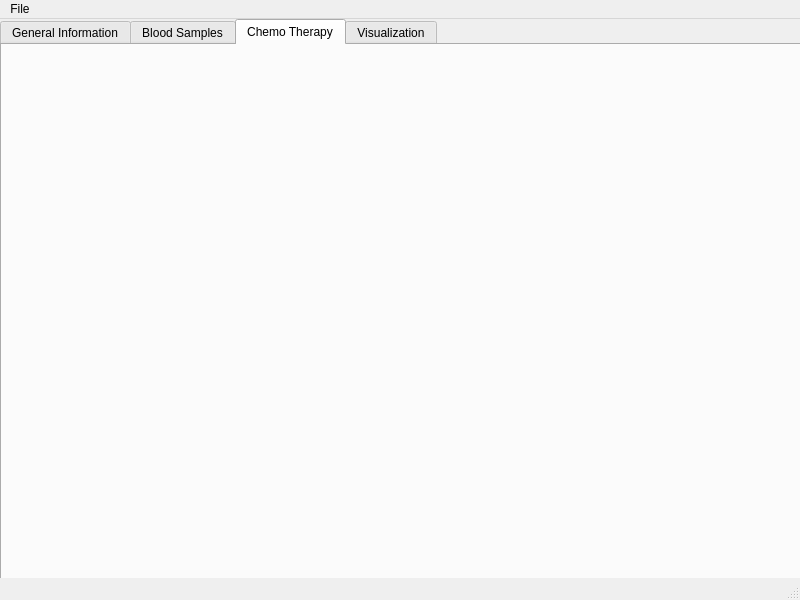
Before: the Qt Designer form mainwindow.ui in svenwml/Leuki, drawn with Qt 5.
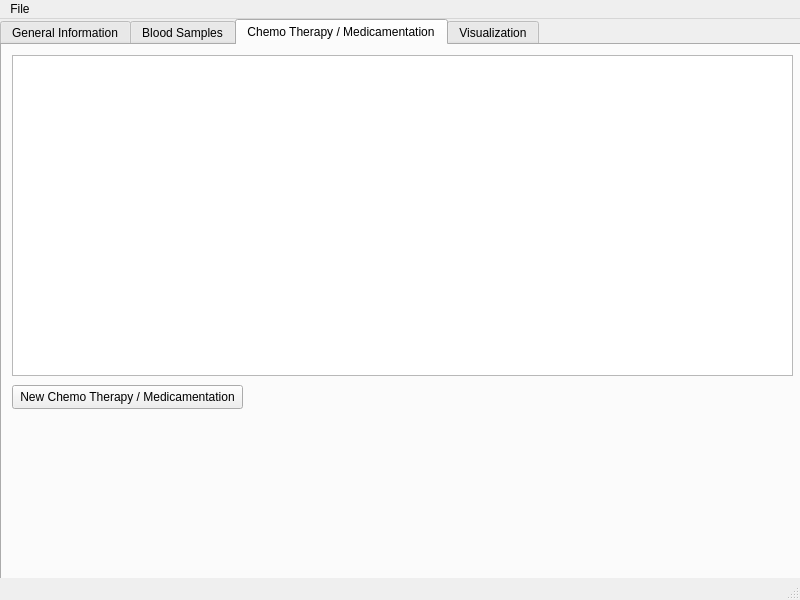
After: the same form once the commit is applied. The open tabs and pages were chosen to show the change. Custom widgets are drawn as their Qt base class.

Commit message: add chemo and med data / table / plot support

What changed in the file:
```diff
--- a/mainwindow.ui
+++ b/mainwindow.ui
@@ -107,8 +107,31 @@
     </widget>
     <widget class="QWidget" name="tab_3">
      <attribute name="title">
-      <string>Chemo Therapy</string>
+      <string>Chemo Therapy / Medicamentation</string>
      </attribute>
+     <widget class="QTableWidget" name="tableWidgetChemoAndMeds">
+      <property name="geometry">
+       <rect>
+        <x>10</x>
+        <y>10</y>
+        <width>781</width>
+        <height>321</height>
+       </rect>
+      </property>
+     </widget>
+     <widget class="QPushButton" name="pushButtonNewChemoAndMed">
+      <property name="geometry">
+       <rect>
+        <x>10</x>
+        <y>340</y>
+        <width>231</width>
+        <height>24</height>
+       </rect>
+      </property>
+      <property name="text">
+       <string>New Chemo Therapy / Medicamentation</string>
+      </property>
+     </widget>
     </widget>
     <widget class="QWidget" name="tab_4">
      <attribute name="title">
```
Left out of the diff: 2 changed lines with no effect on the pictures. The commit also changes 2 other files.
